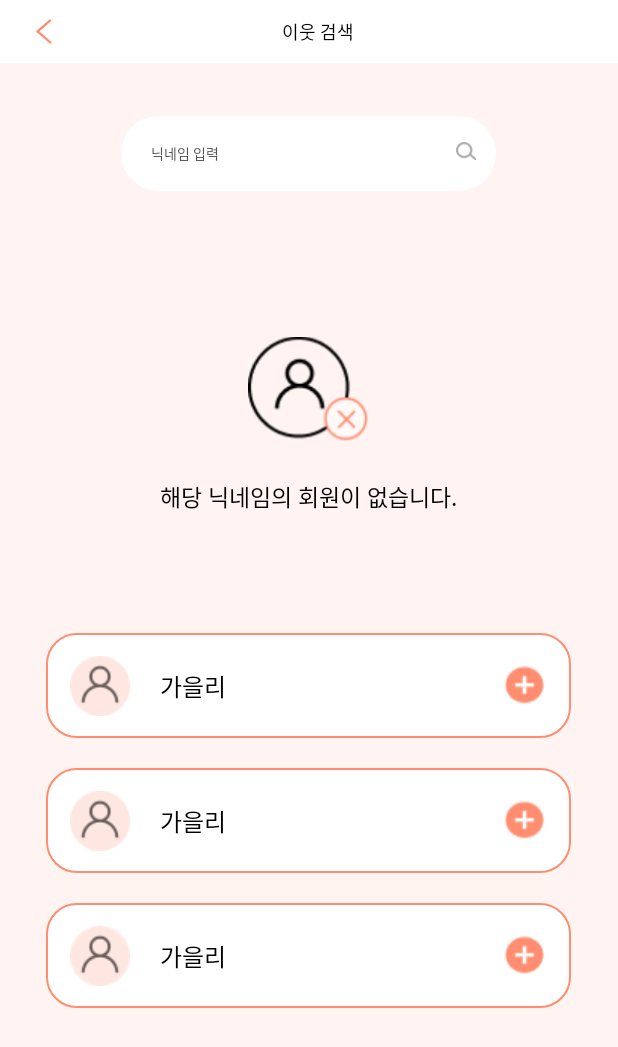
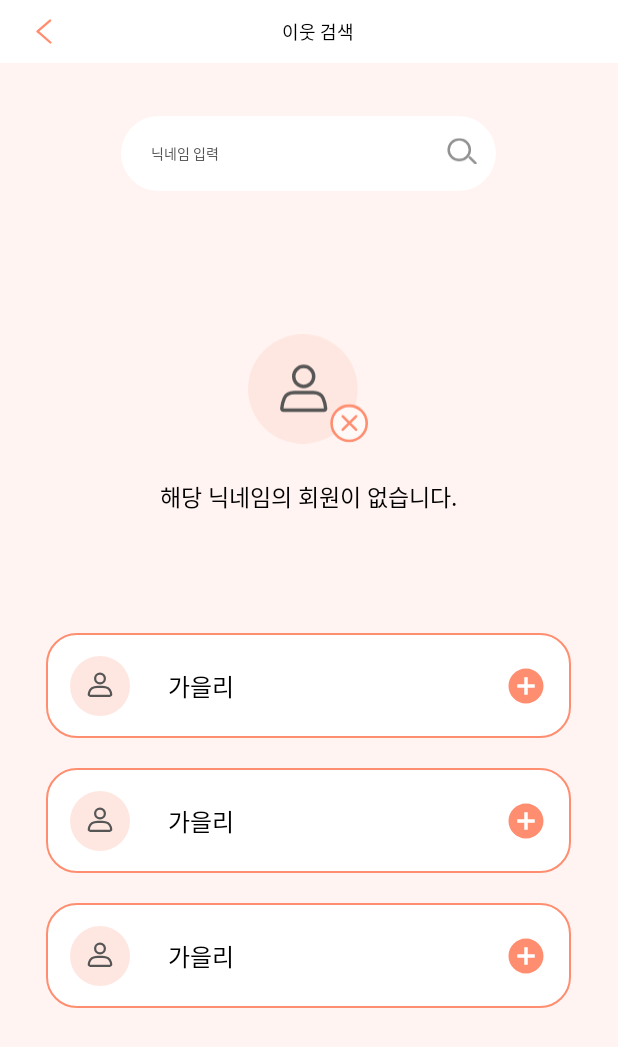
Before and after one commit to SOLUX-APP1-FLORY/Flory-Android, an Android app: the layout activity_gift_searchneighbor.xml on its own in the app's theme, with its tools: preview values and no code run, on a phone screen of 412 x 824 dp. Shown: the top 1047 px of the screen. Run offline under Robolectric (Android 15) with nearby library versions, the phone set to English and light mode, and no system bars.

Commit message:
mod: 이미지 파일 변경

```diff
--- /dev/null
+++ b/app/src/main/res/drawable/ic_gift_addcircle.xml
@@ -0,0 +1,9 @@
+<vector xmlns:android="http://schemas.android.com/apk/res/android"
+    android:width="28dp"
+    android:height="28dp"
+    android:viewportWidth="28"
+    android:viewportHeight="28">
+  <path
+      android:pathData="M14,2.333C7.56,2.333 2.333,7.56 2.333,14C2.333,20.44 7.56,25.667 14,25.667C20.44,25.667 25.666,20.44 25.666,14C25.666,7.56 20.44,2.333 14,2.333ZM19.833,15.167H15.166V19.833H12.833V15.167H8.166V12.833H12.833V8.167H15.166V12.833H19.833V15.167Z"
+      android:fillColor="#FF8D6F"/>
+</vector>
--- /dev/null
+++ b/app/src/main/res/drawable/ic_gift_box.xml
@@ -0,0 +1,5 @@
+<vector xmlns:android="http://schemas.android.com/apk/res/android" xmlns:aapt="http://schemas.android.com/aapt"
+    android:viewportWidth="33"
+    android:viewportHeight="21"
+    android:width="33dp"
+    android:height="21dp" />
--- /dev/null
+++ b/app/src/main/res/drawable/ic_gift_nouser.xml
@@ -0,0 +1,38 @@
+<vector xmlns:android="http://schemas.android.com/apk/res/android"
+    android:width="70dp"
+    android:height="64dp"
+    android:viewportWidth="70"
+    android:viewportHeight="64">
+  <path
+      android:pathData="M32,32m-32,0a32,32 0,1 1,64 0a32,32 0,1 1,-64 0"
+      android:fillColor="#FFE7E1"/>
+  <path
+      android:pathData="M38.333,24.667C38.333,27.889 35.722,30.5 32.5,30.5C29.278,30.5 26.667,27.889 26.667,24.667C26.667,21.445 29.278,18.833 32.5,18.833C35.722,18.833 38.333,21.445 38.333,24.667Z"
+      android:strokeWidth="2"
+      android:fillColor="#00000000"
+      android:strokeColor="#565656"
+      android:strokeLineCap="round"/>
+  <path
+      android:pathData="M21.194,37.388C22.172,35.164 24.519,34.063 26.949,34.063H38.051C40.481,34.063 42.828,35.164 43.806,37.388C44.491,38.948 45.133,40.979 45.281,43.312C45.316,43.864 44.865,44.313 44.313,44.313H20.688C20.135,44.313 19.684,43.864 19.719,43.312C19.867,40.979 20.509,38.948 21.194,37.388Z"
+      android:strokeWidth="2"
+      android:fillColor="#00000000"
+      android:strokeColor="#565656"
+      android:strokeLineCap="round"/>
+  <path
+      android:pathData="M59,52m-10.25,0a10.25,10.25 0,1 1,20.5 0a10.25,10.25 0,1 1,-20.5 0"
+      android:strokeWidth="1.5"
+      android:fillColor="#FFF9F8"
+      android:strokeColor="#FF8D6F"/>
+  <path
+      android:pathData="M63.053,55.744L55.256,47.947"
+      android:strokeWidth="1.5"
+      android:fillColor="#00000000"
+      android:strokeColor="#FF8D6F"
+      android:strokeLineCap="round"/>
+  <path
+      android:pathData="M55.256,55.744L63.053,47.947"
+      android:strokeWidth="1.5"
+      android:fillColor="#00000000"
+      android:strokeColor="#FF8D6F"
+      android:strokeLineCap="round"/>
+</vector>
--- /dev/null
+++ b/app/src/main/res/drawable/ic_gift_search.xml
@@ -0,0 +1,18 @@
+<vector xmlns:android="http://schemas.android.com/apk/res/android"
+    android:width="18dp"
+    android:height="16dp"
+    android:viewportWidth="18"
+    android:viewportHeight="16">
+  <path
+      android:pathData="M13.708,11.944L17.115,15.259"
+      android:strokeWidth="1.5"
+      android:fillColor="#00000000"
+      android:strokeColor="#919191"
+      android:strokeLineCap="round"/>
+  <path
+      android:pathData="M7.354,13.365C10.863,13.365 13.708,10.597 13.708,7.182C13.708,3.768 10.863,1 7.354,1C3.845,1 1,3.768 1,7.182C1,10.597 3.845,13.365 7.354,13.365Z"
+      android:strokeWidth="1.5"
+      android:fillColor="#00000000"
+      android:strokeColor="#919191"
+      android:strokeLineCap="round"/>
+</vector>
--- /dev/null
+++ b/app/src/main/res/drawable/ic_gift_user.xml
@@ -0,0 +1,21 @@
+<vector xmlns:android="http://schemas.android.com/apk/res/android"
+    android:width="40dp"
+    android:height="40dp"
+    android:viewportWidth="40"
+    android:viewportHeight="40">
+  <path
+      android:pathData="M20,20m-20,0a20,20 0,1 1,40 0a20,20 0,1 1,-40 0"
+      android:fillColor="#FFE7E1"/>
+  <path
+      android:pathData="M20,15m-3.25,0a3.25,3.25 0,1 1,6.5 0a3.25,3.25 0,1 1,-6.5 0"
+      android:strokeWidth="1.5"
+      android:fillColor="#00000000"
+      android:strokeColor="#565656"
+      android:strokeLineCap="round"/>
+  <path
+      android:pathData="M12.849,23.948C13.489,21.603 15.915,20.5 18.345,20.5H21.655C24.085,20.5 26.511,21.603 27.151,23.948C27.282,24.429 27.387,24.949 27.446,25.501C27.505,26.051 27.052,26.5 26.5,26.5H13.5C12.948,26.5 12.495,26.051 12.554,25.501C12.613,24.949 12.718,24.429 12.849,23.948Z"
+      android:strokeWidth="1.5"
+      android:fillColor="#00000000"
+      android:strokeColor="#565656"
+      android:strokeLineCap="round"/>
+</vector>
--- a/app/src/main/res/layout/activity_gift_searchneighbor.xml
+++ b/app/src/main/res/layout/activity_gift_searchneighbor.xml
@@ -80,8 +80,8 @@
 
         <ImageView
             android:id="@+id/btn_searchneighbors_search"
-            android:layout_width="13dp"
-            android:layout_height="13dp"
+            android:layout_width="20dp"
+            android:layout_height="20dp"
             android:src="@drawable/ic_gift_search"
             app:layout_constraintBottom_toBottomOf="@+id/search_nickname"
             app:layout_constraintEnd_toEndOf="@+id/search_nickname"
--- a/app/src/main/res/layout/item_gift_searchneighbors.xml
+++ b/app/src/main/res/layout/item_gift_searchneighbors.xml
@@ -21,7 +21,7 @@
     <TextView
         android:layout_width="wrap_content"
         android:layout_height="wrap_content"
-        android:layout_marginStart="20dp"
+        android:layout_marginStart="25dp"
         android:text="가을리"
         android:textAppearance="@style/TextAppearance.subtitle1"
         android:textColor="@color/black"
@@ -30,8 +30,8 @@
         app:layout_constraintTop_toTopOf="parent" />
 
     <ImageView
-        android:layout_width="30dp"
-        android:layout_height="30dp"
+        android:layout_width="28dp"
+        android:layout_height="28dp"
         android:layout_marginEnd="16dp"
         android:src="@drawable/ic_gift_addcircle"
         app:layout_constraintBottom_toBottomOf="parent"
--- a/app/src/main/res/layout/item_gift_selectneighbors.xml
+++ b/app/src/main/res/layout/item_gift_selectneighbors.xml
@@ -31,7 +31,7 @@
         android:layout_width="17dp"
         android:layout_height="17dp"
         android:layout_marginEnd="16dp"
-        android:src="@drawable/ic_gift_check"
+        android:src="@drawable/ic_gift_checkcircle"
         app:layout_constraintBottom_toBottomOf="parent"
         app:layout_constraintEnd_toEndOf="parent"
         app:layout_constraintTop_toTopOf="parent" />
```
Also changed, not shown: app/src/main/res/drawable/ic_gift_checkcircle.xml (added, +23 -0 lines), app/src/main/res/layout/fragment_gift.xml (+8 -8 lines), app/src/main/res/drawable/ic_gift_addcircle.png (deleted), app/src/main/res/drawable/ic_gift_check.png (deleted), app/src/main/res/drawable/ic_gift_flowerconfirm.png, app/src/main/res/drawable/ic_gift_flowersend.png, app/src/main/res/drawable/ic_gift_nouser.png (deleted), app/src/main/res/drawable/ic_gift_search.png (deleted), app/src/main/res/drawable/ic_gift_user.png (deleted), app/src/main/res/drawable/ic_giftbox.png (deleted).
